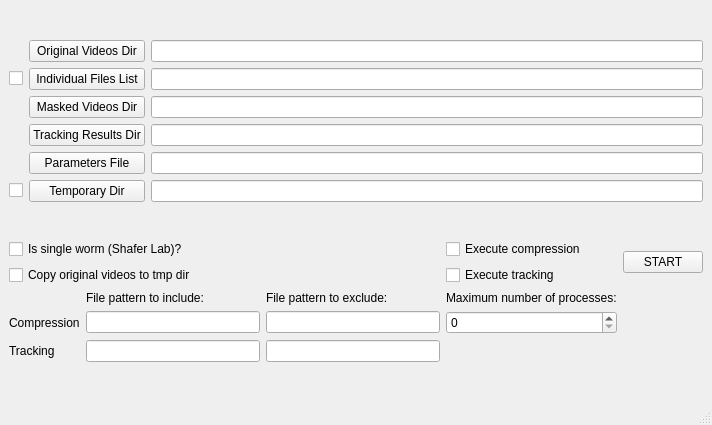
Above: MWTracker/GUI_Qt5/QtDesignerFiles/BatchProcessing.ui from ver228/tierpsy-tracker before the change. Below: the same form after it.
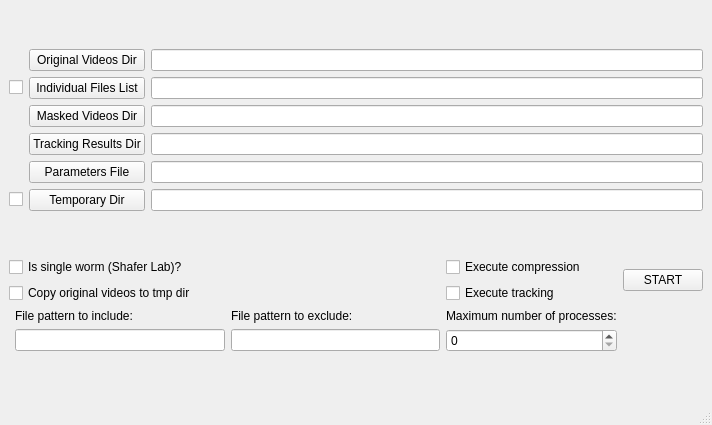
That is the form after the change.

Diff of the .ui file:
```diff
--- a/MWTracker/GUI_Qt5/QtDesignerFiles/BatchProcessing.ui
+++ b/MWTracker/GUI_Qt5/QtDesignerFiles/BatchProcessing.ui
@@ -164,31 +164,11 @@
         <item row="3" column="3">
          <widget class="QSpinBox" name="spinBox_numMaxProc"/>
         </item>
-        <item row="4" column="1">
-         <widget class="QLineEdit" name="lineEdit_patternInTrack"/>
-        </item>
-        <item row="4" column="2">
-         <widget class="QLineEdit" name="lineEdit_patternExcTrack"/>
-        </item>
         <item row="3" column="2">
          <widget class="QLineEdit" name="lineEdit_patternExcComp"/>
         </item>
         <item row="3" column="1">
-         <widget class="QLineEdit" name="lineEdit_patternInComp"/>
-        </item>
-        <item row="4" column="0">
-         <widget class="QLabel" name="label_track">
-          <property name="text">
-           <string>Tracking</string>
-          </property>
-         </widget>
-        </item>
-        <item row="3" column="0">
-         <widget class="QLabel" name="label_comp">
-          <property name="text">
-           <string>Compression</string>
-          </property>
-         </widget>
+         <widget class="QLineEdit" name="lineEdit_patternIn"/>
         </item>
         <item row="2" column="1">
          <widget class="QLabel" name="label_patternIn">
```
Left out of the diff: 2 changed lines with no effect on the pictures.
